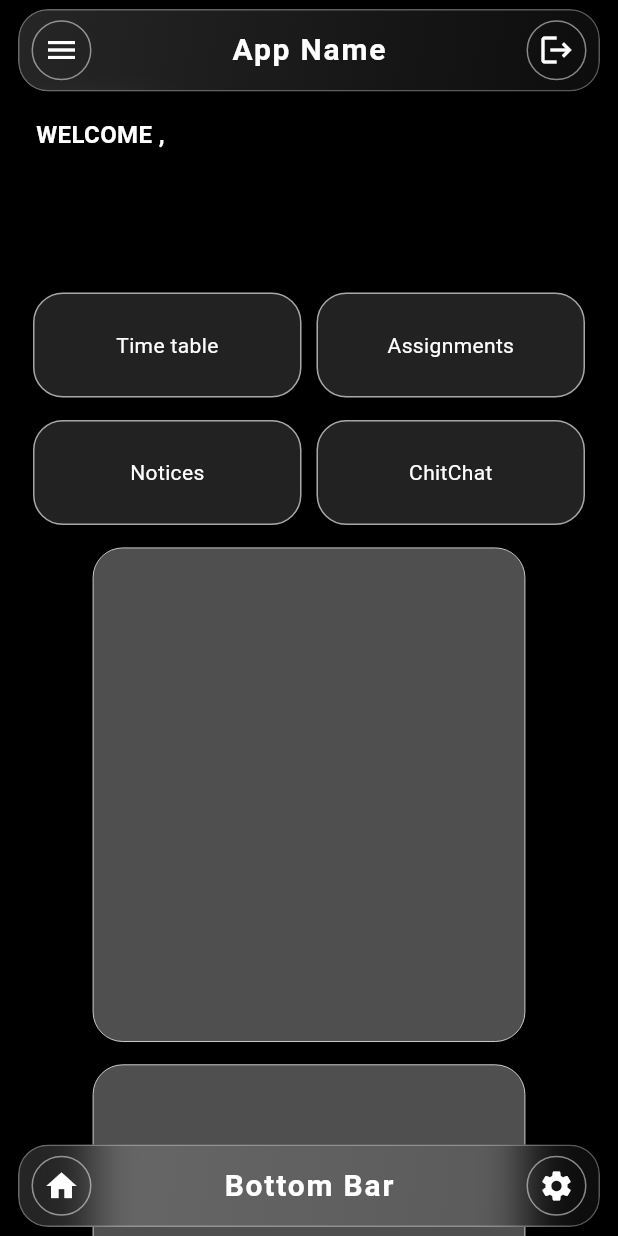
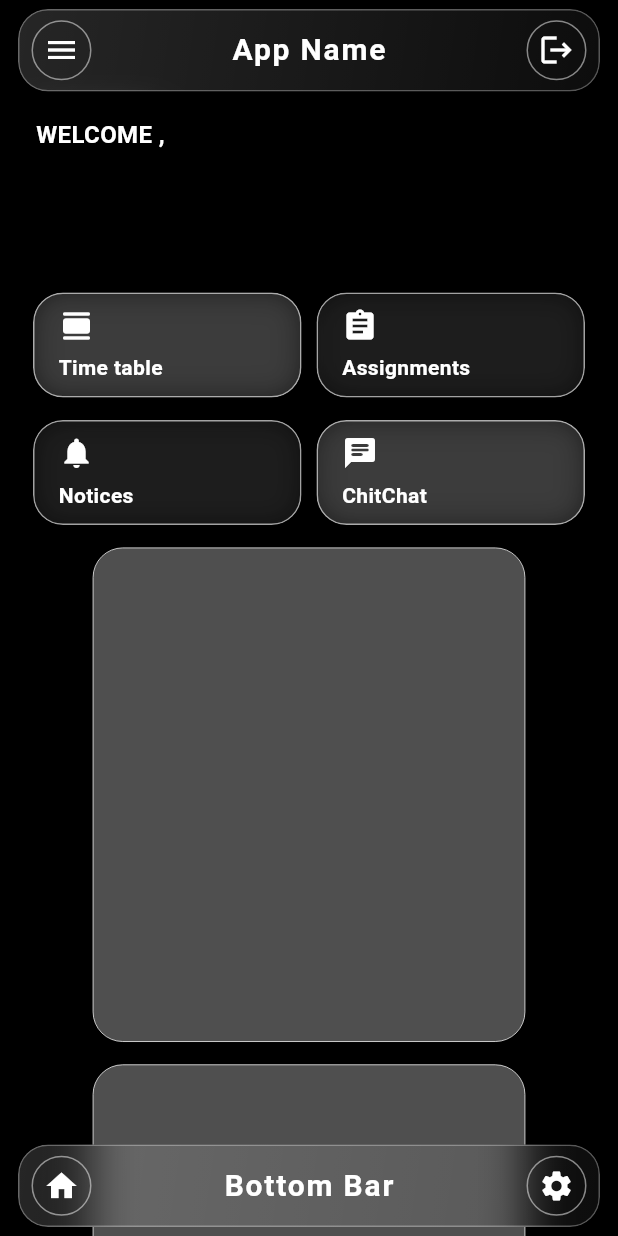
Before and after one commit to Swayanshuu/Batch-Mate, a Flutter app: the screen it shows once a user with an empty profile is signed in, on a phone screen of 412 x 824 dp. Run offline on Flutter 3.47's test engine with Material 3 defaults, Android fonts, the phone set to English and light mode, and no system bars; our stand-ins replace firebase_auth, firebase_core; accounts and stored records are empty.

Commit message:
content box done:

```diff
--- a/lib/customs/content.dart
+++ b/lib/customs/content.dart
@@ -1,3 +1,5 @@
+import 'dart:ui';
+
 import 'package:flutter/material.dart';
 
 class Content extends StatelessWidget {
@@ -13,15 +15,19 @@ class Content extends StatelessWidget {
             content_Container(
               onTap: () {},
               text: "Time table",
+              icon: Icons.calendar_view_day_rounded,
               rightPadding: 0,
               leftPadding: 10,
+              color: Color.fromRGBO(91, 91, 91, 1), // #C0C0C0
             ),
             const SizedBox(width: 10),
             content_Container(
               onTap: () {},
               text: "Assignments",
+              icon: Icons.assignment,
               rightPadding: 10,
               leftPadding: 0,
+              color: Color.fromRGBO(44, 44, 44, 1),
             ),
           ],
         ),
@@ -31,8 +37,10 @@ class Content extends StatelessWidget {
             content_Container(
               onTap: () {},
               text: "Notices",
+              icon: Icons.notifications,
               rightPadding: 0,
               leftPadding: 10,
+              color: Color.fromRGBO(44, 44, 44, 1),
             ),
 
             const SizedBox(width: 10),
@@ -40,8 +48,10 @@ class Content extends StatelessWidget {
             content_Container(
               onTap: () {},
               text: "ChitChat",
+              icon: Icons.chat_rounded,
               rightPadding: 10,
               leftPadding: 0,
+              color: Color.fromRGBO(91, 91, 91, 1),
             ),
           ],
         ),
@@ -54,23 +64,72 @@ class Content extends StatelessWidget {
     required VoidCallback onTap,
     required double rightPadding,
     required double leftPadding,
+    required Color color, // container color
+    required IconData icon,
   }) {
     return Expanded(
       child: Padding(
         padding: EdgeInsets.only(right: rightPadding, left: leftPadding),
-        child: InkWell(
+        child: ClipRRect(
           borderRadius: BorderRadius.circular(20),
-          onTap: onTap,
+          child: Stack(
+            children: [
+              // Blur background effect
+              BackdropFilter(
+                filter: ImageFilter.blur(
+                  sigmaX: 10,
+                  sigmaY: 10,
+                ), // blur strength
+                child: Container(
+                  color: Colors.transparent, // Needed for blur to work
+                ),
+              ),
 
-          child: Container(
-            height: 70,
+              // Actual clickable content
+              InkWell(
+                borderRadius: BorderRadius.circular(20),
+                onTap: onTap,
+                child: Container(
+                  height: 70,
+                  decoration: BoxDecoration(
+                    color: color.withOpacity(0.3), // slightly transparent
+                    borderRadius: BorderRadius.circular(20),
+                    border: Border.all(color: Colors.white.withOpacity(0.6)),
+                    boxShadow: [
+                      BoxShadow(
+                        color: color.withOpacity(0.5), // glow effect
+                        blurRadius: 15,
+                        spreadRadius: 1,
+                      ),
+                    ],
+                  ),
+                  child: Padding(
+                    padding: const EdgeInsets.only(left: 16.0),
 
-            decoration: BoxDecoration(
-              color: const Color.fromARGB(255, 57, 57, 57).withOpacity(0.6),
-              borderRadius: BorderRadius.circular(20),
-              border: Border.all(color: Colors.white.withOpacity(0.6)),
-            ),
-            child: Center(child: Text(text)),
+                    child: Align(
+                      alignment: Alignment
+                          .centerLeft, // center vertically, align left horizontally
+                      child: Column(
+                        mainAxisSize:
+                            MainAxisSize.min, // shrink Column height to content
+                        crossAxisAlignment: CrossAxisAlignment.start,
+                        children: [
+                          Icon(icon,color: Colors.white,),
+                          SizedBox(height: 6,),
+                          Text(
+                            text,
+                            style: const TextStyle(
+                              color: Colors.white,
+                              fontWeight: FontWeight.w600,
+                            ),
+                          ),
+                        ],
+                      ),
+                    ),
+                  ),
+                ),
+              ),
+            ],
           ),
         ),
       ),
```
